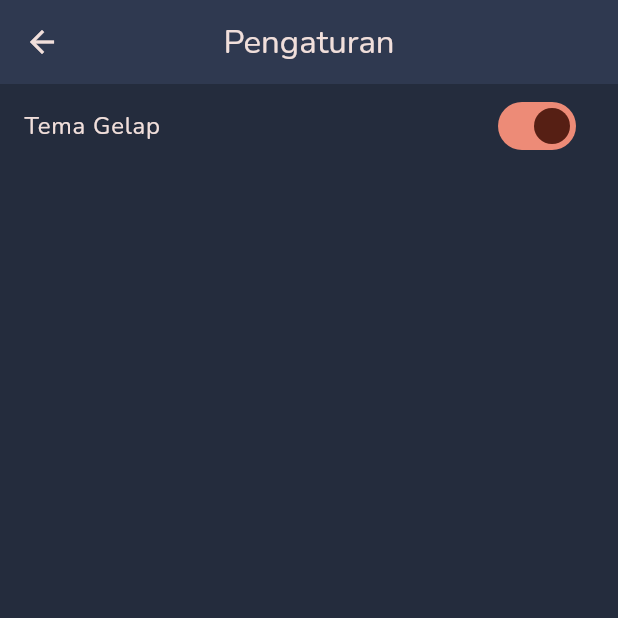
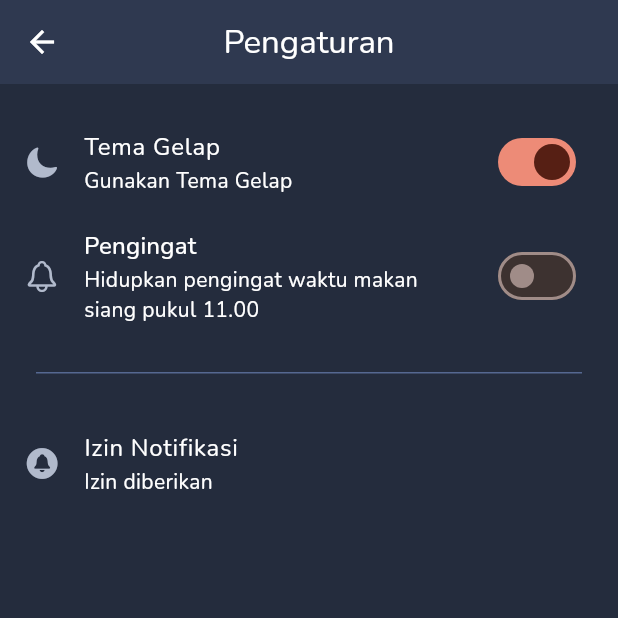
Before and after one commit to mikirinkode/santap_mantap_app, a Flutter app: the SettingScreen screen opened by its route, after a tap on "Tema Gelap", on a phone screen of 412 x 824 dp, the top half of it. Run offline on Flutter 3.47's test engine with Material 3 defaults, Android fonts, the light colour scheme and no system bars; our stand-ins replace cached_network_image, flutter_cache_manager, flutter_local_notifications, flutter_timezone, google_fonts, shared_preferences and 3 more; accounts and stored records are empty; network calls fail.

Commit message:
feat add notification and daily reminder

```diff
--- /dev/null
+++ b/lib/core/services/permission_service.dart
@@ -0,0 +1,44 @@
+import 'package:flutter/widgets.dart';
+import 'package:flutter_local_notifications/flutter_local_notifications.dart';
+
+class PermissionService {
+  final FlutterLocalNotificationsPlugin _notificationsPlugin;
+
+  PermissionService({required FlutterLocalNotificationsPlugin notificationsPlugin})
+      : _notificationsPlugin = notificationsPlugin;
+
+  Future<bool> isNotificationPermissionGranted() async {
+    return await _notificationsPlugin
+            .resolvePlatformSpecificImplementation<
+                AndroidFlutterLocalNotificationsPlugin>()
+            ?.areNotificationsEnabled() ??
+        false;
+  }
+
+
+  // Future<bool> isExactAlarmsPermissionGranted() async {
+  //   return await _notificationsPlugin
+  //           .resolvePlatformSpecificImplementation<
+  //               AndroidFlutterLocalNotificationsPlugin>()
+  //           ?.canScheduleExactNotifications() ??
+  //       false;
+  // }
+
+
+   Future<bool> requestExactAlarmsPermission() async {
+   return await _notificationsPlugin
+           .resolvePlatformSpecificImplementation<
+               AndroidFlutterLocalNotificationsPlugin>()
+           ?.requestExactAlarmsPermission() ??
+       false;
+ }
+
+  Future<bool> requestAndroidNotificationPermission() async {
+    debugPrint("permission service: requestNotificationPermission called");
+    return await _notificationsPlugin
+            .resolvePlatformSpecificImplementation<
+                AndroidFlutterLocalNotificationsPlugin>()
+            ?.requestNotificationsPermission() ??
+        false;
+  }
+}
--- /dev/null
+++ b/lib/data/model/daily_reminder_model.dart
@@ -0,0 +1,35 @@
+
+enum DailyReminderType { breakfast, lunch, dinner }
+
+class DailyReminderModel {
+  final String title;
+  final String body;
+  final DailyReminderType type;
+
+  DailyReminderModel({
+    required this.title,
+    required this.body,
+    required this.type,
+  });
+
+  static final List<DailyReminderModel> reminders = [
+    DailyReminderModel(
+      title: 'Sarapan',
+      body:
+          "Selamat pagi! waktunya isi perutmu agar siap menghadapi aktivitas hari ini..",
+      type: DailyReminderType.breakfast,
+    ),
+    DailyReminderModel(
+      title: 'Makan Siang',
+      body:
+          'Halo sobat SantapMantap, jangan lupa untuk take a break dan isi perutmu ya.',
+      type: DailyReminderType.lunch,
+    ),
+    DailyReminderModel(
+      title: 'Makan Malam',
+      body:
+          'Hai udah waktunya untuk makan nih, pastikan jangan makan terlarut malam ya.',
+      type: DailyReminderType.dinner,
+    ),
+  ];
+}
--- a/lib/di/injection.dart
+++ b/lib/di/injection.dart
@@ -1,10 +1,13 @@
+import 'package:flutter_local_notifications/flutter_local_notifications.dart';
 import 'package:santap_mantap_app/data/source/local/sqlite_service.dart';
 import 'package:santap_mantap_app/data/source/network/remote_data_source.dart';
 import 'package:santap_mantap_app/domain/repositories/restaurant_repository.dart';
+import 'package:santap_mantap_app/core/services/permission_service.dart';
 import 'package:shared_preferences/shared_preferences.dart';
 
 import '../data/repositories/restaurant_repository_impl.dart';
 import '../data/source/local/shared_preferences_service.dart';
+import '../core/services/notification_service.dart';
 
 class Injection {
   static Injection? _instance;
@@ -15,6 +18,10 @@ class Injection {
 
   SqliteService? _sqliteService;
 
+  PermissionService? _permissionService;
+
+  NotificationService? _notificationService;
+
   Injection._internal() {
     _instance = this;
   }
@@ -24,6 +31,7 @@ class Injection {
   initialize() async {
     final remoteDataSource = RemoteDataSource();
     final sharedPreferences = await SharedPreferences.getInstance();
+    final notificationsPlugin = FlutterLocalNotificationsPlugin();
 
     _sqliteService = SqliteService();
 
@@ -34,11 +42,24 @@ class Injection {
     _sharedPreferencesService = SharedPreferencesService(
       preferences: sharedPreferences,
     );
+
+    _permissionService = PermissionService(
+      notificationsPlugin: notificationsPlugin,
+    );
+
+    _notificationService = NotificationService(
+      notificationsPlugin: notificationsPlugin,
+    )..init()..configureLocalTimeZone();
   }
 
   RestaurantRepository get restaurantRepository => _restaurantRepository!;
 
-  SharedPreferencesService get sharedPreferencesService => _sharedPreferencesService!;
+  SharedPreferencesService get sharedPreferencesService =>
+      _sharedPreferencesService!;
 
   SqliteService get sqliteService => _sqliteService!;
+
+  PermissionService get permissionService => _permissionService!;
+
+  NotificationService get notificationService => _notificationService!;
 }
--- a/lib/presentation/module/setting/setting_provider.dart
+++ b/lib/presentation/module/setting/setting_provider.dart
@@ -1,23 +1,111 @@
 import 'package:flutter/foundation.dart';
+import 'package:flutter/widgets.dart';
+import 'package:flutter_local_notifications/flutter_local_notifications.dart';
 import 'package:santap_mantap_app/data/source/local/shared_preferences_service.dart';
 import 'package:santap_mantap_app/di/injection.dart';
+import 'package:santap_mantap_app/core/services/notification_service.dart';
+import 'package:santap_mantap_app/core/services/permission_service.dart';
+
+import '../../../data/model/daily_reminder_model.dart';
 
 class SettingProvider extends ChangeNotifier {
-  final SharedPreferencesService _service =
+  final SharedPreferencesService _sharedPreferencesService =
       Injection.instance.sharedPreferencesService;
+
+  final PermissionService _permissionService =
+      Injection.instance.permissionService;
+
+  final NotificationService _notificationService =
+      Injection.instance.notificationService;
 
   bool _isDarkTheme = false;
   bool get isDarkTheme => _isDarkTheme;
 
+  bool _isReminderEnabled = false;
+  bool get isReminderEnabled => _isReminderEnabled;
+  int _notificationId = 0;
 
-  Future<void> checkIsDarkTheme() async {
-    _isDarkTheme = await _service.isDarkTheme;
+  bool _isNotificationGranted = false;
+  bool get isNotificationGranted => _isNotificationGranted;
+
+  List<PendingNotificationRequest> pendingNotificationRequests = [];
+
+  Future<void> initSetting() async {
+    _isDarkTheme = await _sharedPreferencesService.isDarkTheme;
+    _isNotificationGranted =
+        await _permissionService.isNotificationPermissionGranted();
+    pendingNotificationRequests =
+        await _notificationService.pendingNotificationRequests();
+    _isReminderEnabled = pendingNotificationRequests.isNotEmpty;
     notifyListeners();
   }
 
   void onChangeTheme(bool value) {
     _isDarkTheme = value;
-    _service.setDarkTheme(value);
+    _sharedPreferencesService.setDarkTheme(value);
     notifyListeners();
   }
+
+  Future<void> toggleReminder(bool value) async {
+    debugPrint("toggleReminder: $value");
+    if (value == false) {
+      for (var request in pendingNotificationRequests) {
+        await cancelNotification(request.id);
+      }
+    } else {
+      scheduleDailyLunchNotification();
+    }
+    initSetting();
+  }
+
+  Future<void> requestNotificationPermission({
+    required Function onGranted,
+    required Function onDenied,
+  }) async {
+    final isGranted =
+        await _permissionService.requestAndroidNotificationPermission();
+    _isNotificationGranted = isGranted;
+    notifyListeners();
+    if (isGranted) {
+      onGranted();
+    } else {
+      onDenied();
+    }
+  }
+
+  showNotification() {
+    _notificationService.showNotification(
+      id: _notificationId,
+      title: "title",
+      body: "body",
+      payload: "payload",
+    );
+  }
+
+  void scheduleDailyLunchNotification() {
+    for (var reminder in DailyReminderModel.reminders) {
+      _notificationId += 1;
+      final scheduledDate =
+          _notificationService.getScheduleDate(type: reminder.type);
+
+      _notificationService.createScheduledNotification(
+        id: _notificationId,
+        scheduledDate: scheduledDate,
+        notificiationTitle: reminder.title,
+        notificiationBody: reminder.body,
+      );
+    }
+  }
+
+  Future<void> checkPendingNotificationRequests(BuildContext context) async {
+    pendingNotificationRequests =
+        await _notificationService.pendingNotificationRequests();
+    _isReminderEnabled = pendingNotificationRequests.isNotEmpty;
+    notifyListeners();
+  }
+
+  Future<void> cancelNotification(int id) async {
+    await _notificationService.cancelNotification(id);
+    initSetting();
+  }
 }
--- a/lib/presentation/module/setting/setting_screen.dart
+++ b/lib/presentation/module/setting/setting_screen.dart
@@ -2,6 +2,10 @@ import 'package:flutter/cupertino.dart';
 import 'package:flutter/material.dart';
 import 'package:provider/provider.dart';
 import 'package:santap_mantap_app/presentation/module/setting/setting_provider.dart';
+import 'package:santap_mantap_app/theme/app_color.dart';
+import 'package:santap_mantap_app/utils/ui_utils.dart';
+
+import '../../../core/services/notification_service.dart';
 
 class SettingScreen extends StatefulWidget {
   const SettingScreen({super.key});
@@ -15,8 +19,14 @@ class _SettingScreenState extends State<SettingScreen> {
   void initState() {
     super.initState();
     Future.microtask(() {
-      context.read<SettingProvider>().checkIsDarkTheme();
+      context.read<SettingProvider>().initSetting();
     });
+  }
+
+  @override
+  void dispose() {
+    selectNotificationStream.close();
+    super.dispose();
   }
 
   @override
@@ -27,16 +37,110 @@ class _SettingScreenState extends State<SettingScreen> {
       ),
       body: Consumer<SettingProvider>(
         builder: (context, provider, child) {
-            return Column(
+          return SingleChildScrollView(
+            child: Column(
               children: [
+                UIUtils.heightSpace(16),
                 SwitchListTile(
-                  title: const Text("Tema Gelap"),
+                  title: const Text(
+                    "Tema Gelap",
+                  ),
+                  subtitle: const Text(
+                    "Gunakan Tema Gelap",
+                  ),
+                  secondary: Icon(
+                    provider.isDarkTheme
+                        ? CupertinoIcons.moon_fill
+                        : CupertinoIcons.moon,
+                  ),
                   value: provider.isDarkTheme,
                   onChanged: provider.onChangeTheme,
                 ),
+                SwitchListTile(
+                  title: Text(
+                    "Pengingat",
+                    style: Theme.of(context).textTheme.titleMedium,
+                  ),
+                  subtitle: Text(
+                    "Hidupkan pengingat waktu makan siang pukul 11.00",
+                    style: Theme.of(context).textTheme.bodyMedium,
+                  ),
+                  secondary: Icon(
+                    provider.isReminderEnabled
+                        ? CupertinoIcons.bell_fill
+                        : CupertinoIcons.bell,
+                  ),
+                  value: provider.isReminderEnabled,
+                  onChanged: provider.toggleReminder,
+                ),
+                Column(
+                  children: provider.pendingNotificationRequests.map((request) {
+                    return ListTile(
+                      title: Row(
+                        children: [
+                          const Icon(
+                            Icons.circle,
+                            size: 8,
+                          ),
+                          UIUtils.widthSpace(16),
+                          Text(
+                            "Pengingat ${request.title}",
+                          ),
                         ],
+                      ),
+                      leading: const SizedBox(),
+                    );
+                  }).toList(),
+                ),
+                Padding(
+                  padding: UIUtils.paddingAll(24),
+                  child: Divider(
+                    height: 1,
+                    color: Theme.of(context).dividerColor,
+                  ),
+                ),
+                ListTile(
+                  title: const Text(
+                    "Izin Notifikasi",
+                  ),
+                  subtitle: Text(
+                    provider.isNotificationGranted
+                        ? "Izin diberikan"
+                        : "Izin belum diberikan",
+                  ),
+                  leading: Icon(
+                    provider.isNotificationGranted
+                        ? CupertinoIcons.bell_circle_fill
+                        : CupertinoIcons.bell_slash,
+                  ),
+                  trailing: Visibility(
+                    visible: provider.isNotificationGranted == false,
+                    child: TextButton(
+                      onPressed: () {
+                        provider.requestNotificationPermission(
+                          onGranted: () {
+                            _showSnackbar(message: "Izin diberikan");
+                          },
+                          onDenied: () {
+                            _showSnackbar(message: "Izin ditolak");
+                          },
                         );
                       },
-        ));
+                      child: Text("Izinkan"),
+                    ),
+                  ),
+                ),
+              ],
+            ),
+          );
+        },
+      ),
+    );
+  }
+
+  _showSnackbar({required String message}) {
+    ScaffoldMessenger.of(context).showSnackBar(
+      SnackBar(content: Text(message)),
+    );
   }
 }
--- a/lib/theme/app_theme.dart
+++ b/lib/theme/app_theme.dart
@@ -23,6 +23,7 @@ class AppTheme {
       appBarTheme: const AppBarTheme(
         backgroundColor: Colors.white,
         centerTitle: true,
+        foregroundColor: AppColor.neutral700,
       ),
       inputDecorationTheme: InputDecorationTheme(
         hintStyle: const TextStyle(color: AppColor.neutral200),
@@ -50,6 +51,10 @@ class AppTheme {
         backgroundColor: AppColor.primary500,
         foregroundColor: Colors.white,
       ),
+      listTileTheme: const ListTileThemeData(
+        textColor: AppColor.neutral700,
+        iconColor: AppColor.neutral500,
+      ),
     );
   }
 
@@ -68,6 +73,7 @@ class AppTheme {
       appBarTheme: const AppBarTheme(
         backgroundColor: AppColor.neutral800,
         centerTitle: true,
+        foregroundColor: Colors.white,
       ),
       inputDecorationTheme: InputDecorationTheme(
         hintStyle: const TextStyle(color: AppColor.neutral200),
@@ -99,6 +105,10 @@ class AppTheme {
           fontWeight: FontWeight.bold,
         ),
       ),
+      listTileTheme: const ListTileThemeData(
+        textColor: Colors.white,
+        iconColor: AppColor.neutral200,
+      ),
       extensions: [
         const SkeletonizerConfigData().copyWith(
           containersColor: AppColor.neutral800,
--- a/pubspec.yaml
+++ b/pubspec.yaml
@@ -21,6 +21,9 @@ dependencies:
   google_fonts: ^6.2.1
   shared_preferences: ^2.3.3
   sqflite: ^2.4.1
+  flutter_local_notifications: ^18.0.1
+  flutter_timezone: ^4.0.0
+  timezone: ^0.10.0
 
 dev_dependencies:
   flutter_test:
```
Also changed, not shown: lib/core/services/notification_service.dart (added, +181 -0 lines), lib/data/source/local/shared_preferences_service.dart (+9 -0 lines), lib/main.dart (+6 -5 lines), pubspec.lock, 9 other files. Lines whose indentation alone changed are shown as unchanged.
